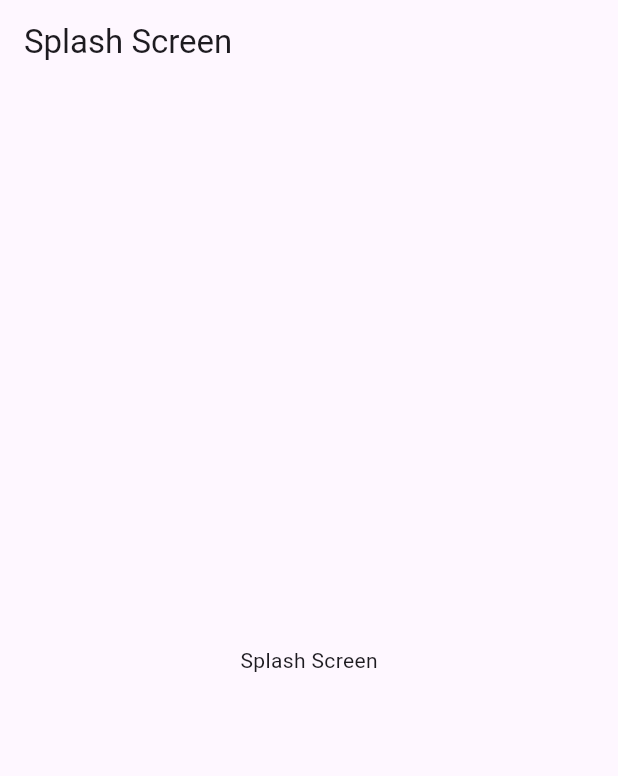
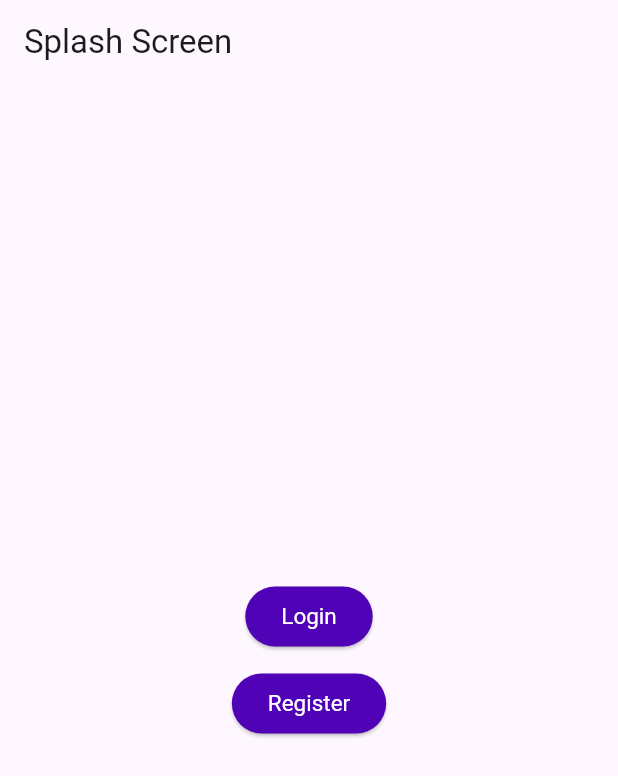
Before and after one commit to Jhonn-y/Todo_list_project_flutter, a Flutter app: the screen it shows after launch, on a phone screen of 412 x 824 dp. Shown: the top 776 px of the screen. Run offline on Flutter 3.47's test engine with Material 3 defaults, Android fonts, the phone set to English and light mode, and no system bars; our stand-ins replace firebase_auth, firebase_core, google_fonts, sign_in_button, sqflite, sqflite_common and 1 more; accounts and stored records are empty; Roboto replaces fonts that are missing (Kufam).

Commit message:
inicio de modulo Auth e Firebase

```diff
--- a/lib/app/appWidget.dart
+++ b/lib/app/appWidget.dart
@@ -1,10 +1,9 @@
+import 'package:firebase_auth/firebase_auth.dart';
 import 'package:flutter/material.dart';
-import 'package:provider/provider.dart';
 import 'package:todo_list_project/app/core/database/AdminConnection.dart';
-import 'package:todo_list_project/app/modules/auth/controllers/loginController.dart';
 import 'package:todo_list_project/app/modules/auth/login/authModule.dart';
-import 'package:todo_list_project/app/modules/auth/login/login.dart';
 import 'package:todo_list_project/app/modules/splashPage.dart';
+import 'package:todo_list_project/app/ui/todoListUI.dart';
 
 class AppWidget extends StatefulWidget {
   const AppWidget({super.key});
@@ -19,6 +18,7 @@ class _AppWidgetState extends State<AppWidget> {
   @override
   void initState() {
     super.initState();
+    FirebaseAuth auth = FirebaseAuth.instance;
     WidgetsBinding.instance?.addObserver(admconnetion);
   }
 
@@ -32,6 +32,7 @@ class _AppWidgetState extends State<AppWidget> {
   Widget build(BuildContext context) {
     return MaterialApp(
       title: 'Todo list',
+      theme: TodoListUI.theme,
       home: SplashPage(),
       routes: {
         ...AuthModule().routers,
--- /dev/null
+++ b/lib/app/modules/auth/controllers/registerController.dart
@@ -0,0 +1,6 @@
+import 'package:flutter/material.dart';
+
+class RegisterController extends ChangeNotifier{
+
+
+}
--- a/lib/app/modules/auth/login/authModule.dart
+++ b/lib/app/modules/auth/login/authModule.dart
@@ -1,22 +1,20 @@
 import 'package:provider/provider.dart';
 import 'package:todo_list_project/app/core/modules/todoList_Module.dart';
 import 'package:todo_list_project/app/modules/auth/controllers/loginController.dart';
+import 'package:todo_list_project/app/modules/auth/controllers/registerController.dart';
 import 'package:todo_list_project/app/modules/auth/login/login.dart';
 import 'package:provider/src/change_notifier_provider.dart';
+import 'package:todo_list_project/app/modules/auth/register/register.dart';
+
+class AuthModule extends TodolistModule {
+  AuthModule()
+      : super(bindings: [
+          ChangeNotifierProvider(create: (_) => LoginController()),
+          ChangeNotifierProvider(create: (_) => RegisterController()),
 
 
-class AuthModule extends TodolistModule {
-  AuthModule() : super(
-    bindings: [
-      ChangeNotifierProvider(create: (_) => LoginController(),
-
-      ),
-    ],
-    routers: {
-      '/login': (context)=>LoginPage(),
-
-    });
-
-
-
+        ], routers: {
+          '/login': (context) => LoginPage(),
+          '/register': (context) => Register(),
+        });
 }
--- a/lib/app/modules/splashPage.dart
+++ b/lib/app/modules/splashPage.dart
@@ -10,7 +10,19 @@ class SplashPage extends StatelessWidget {
         title: Text('Splash Screen'),
       ),
       body: Center(
-        child: Text('Splash Screen'),
+        child: Column(
+          mainAxisAlignment: MainAxisAlignment.center,
+          children: [
+            ElevatedButton(onPressed: (){
+                Navigator.of(context).pushNamed('/login');
+              }, child: Text('Login'),
+            ),
+                SizedBox(height: 10),
+            ElevatedButton(onPressed: (){
+              Navigator.of(context).pushNamed('/register');
+            }, child: Text('Register'),),
+          ],
+            ),
       ),
     );
   }
--- /dev/null
+++ b/lib/app/ui/todoListUI.dart
@@ -0,0 +1,27 @@
+import 'package:flutter/material.dart';
+import 'package:google_fonts/google_fonts.dart';
+
+class TodoListUI {
+
+  TodoListUI._();
+
+  static ThemeData get theme => ThemeData(
+    primaryColor: const Color.fromARGB(255, 182, 12, 12),
+    primaryColorLight: const Color.fromARGB(255, 184, 166, 3),
+    elevatedButtonTheme: ElevatedButtonThemeData(
+      style: ElevatedButton.styleFrom(
+        backgroundColor: const Color.fromARGB(255, 80, 2, 182),
+        foregroundColor: Colors.white,
+        textStyle: TextStyle(fontSize: 15.0),
+
+        ),
+    ),
+    textTheme: GoogleFonts.kufamTextTheme(),
+);
+
+
+
+
+
+
+}
--- a/lib/main.dart
+++ b/lib/main.dart
@@ -1,5 +1,9 @@
+import 'package:firebase_core/firebase_core.dart';
 import 'package:flutter/material.dart';
 import 'package:todo_list_project/app/appModule.dart';
-void main() {
+import 'package:firebase_core/firebase_core.dart';
+Future<void> main() async {
+  WidgetsFlutterBinding.ensureInitialized();
+  await Firebase.initializeApp();
   runApp(const AppModule());
 }
```
Also changed, not shown: lib/app/modules/auth/login/login.dart (+116 -5 lines), lib/app/modules/auth/register/register.dart (added, +105 -0 lines), lib/app/ui/my_flutter_app_icons.dart (added, +30 -0 lines), lib/app/ui/themeExtentions.dart (added, +14 -0 lines), lib/app/widgets/todoListField.dart (added, +66 -0 lines), lib/app/widgets/todoListLogo.dart (added, +18 -0 lines), pubspec.yaml (+11 -5 lines), Assets/create_todo_screen.png (added), Assets/fonts/EyeIcon.ttf (added), Assets/home_screen.png (added), Assets/home_week_screen.png (added), Assets/login_screen.png (added), Assets/logo.png (added), Assets/register_screen.png (added), 5 other files.
